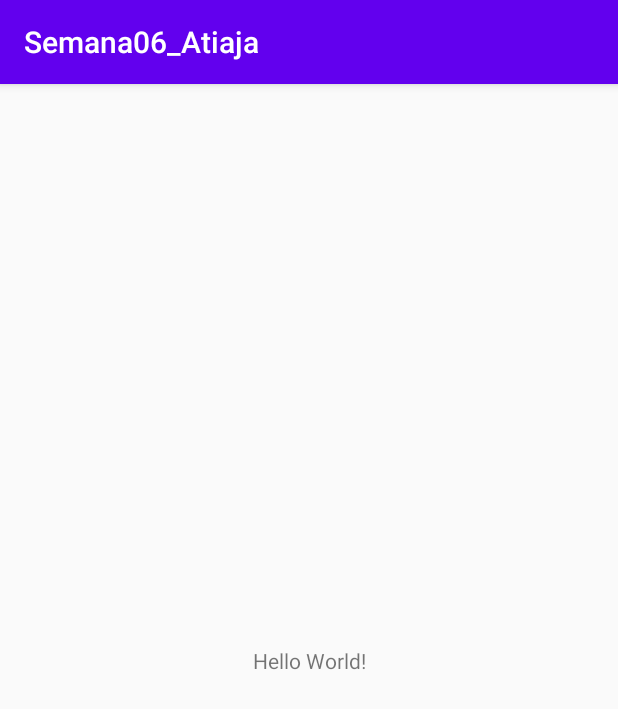
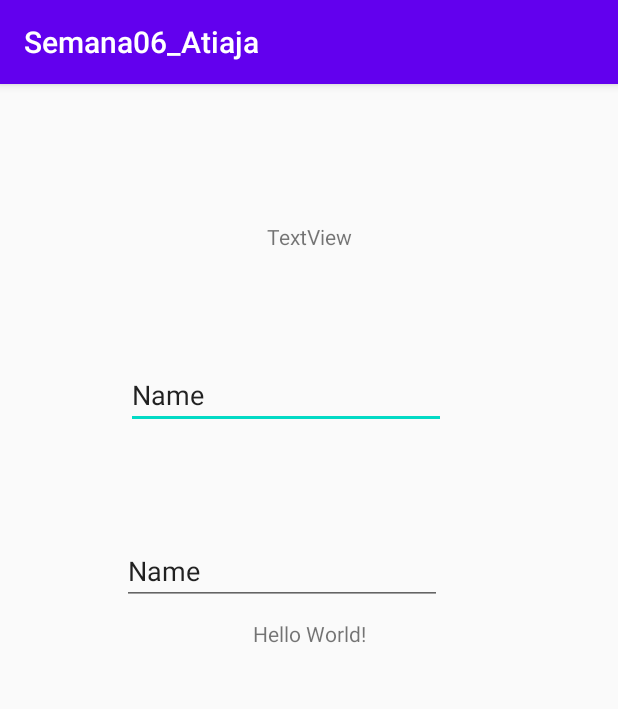
Before and after one commit to diegoatjim/Semana06_Atiaja, an Android app: the screen it shows after launch (MainActivity), on a phone screen of 412 x 824 dp. Shown: the top 709 px of the screen. Run offline under Robolectric (Android 15) with nearby library versions, the phone set to English and light mode, and no system bars.

Commit message:
Primera version . cajas de textos

```diff
--- a/app/src/main/java/com/uisrael/semana06_atiaja/MainActivity.java
+++ b/app/src/main/java/com/uisrael/semana06_atiaja/MainActivity.java
@@ -10,5 +10,7 @@ public class MainActivity extends AppCompatActivity {
     protected void onCreate(Bundle savedInstanceState) {
         super.onCreate(savedInstanceState);
         setContentView(R.layout.activity_main);
+
+        //cambio
     }
 }
--- a/app/src/main/res/layout/activity_main.xml
+++ b/app/src/main/res/layout/activity_main.xml
@@ -7,12 +7,49 @@
     tools:context=".MainActivity">
 
     <TextView
+        android:id="@+id/textView2"
         android:layout_width="wrap_content"
         android:layout_height="wrap_content"
+        android:layout_marginTop="9dp"
         android:text="Hello World!"
-        app:layout_constraintBottom_toBottomOf="parent"
-        app:layout_constraintLeft_toLeftOf="parent"
-        app:layout_constraintRight_toRightOf="parent"
+        app:layout_constraintEnd_toEndOf="parent"
+        app:layout_constraintStart_toStartOf="parent"
+        app:layout_constraintTop_toBottomOf="@+id/editText2" />
+
+    <TextView
+        android:id="@+id/textView"
+        android:layout_width="wrap_content"
+        android:layout_height="wrap_content"
+        android:layout_marginTop="92dp"
+        android:text="TextView"
+        app:layout_constraintEnd_toEndOf="parent"
+        app:layout_constraintStart_toStartOf="parent"
+        app:layout_constraintTop_toTopOf="parent" />
+
+    <EditText
+        android:id="@+id/editText"
+        android:layout_width="wrap_content"
+        android:layout_height="wrap_content"
+        android:layout_marginStart="84dp"
+        android:layout_marginLeft="84dp"
+        android:layout_marginBottom="72dp"
+        android:ems="10"
+        android:inputType="textPersonName"
+        android:text="Name"
+        app:layout_constraintBottom_toTopOf="@+id/editText2"
+        app:layout_constraintStart_toStartOf="parent" />
+
+    <EditText
+        android:id="@+id/editText2"
+        android:layout_width="wrap_content"
+        android:layout_height="wrap_content"
+        android:layout_marginStart="81dp"
+        android:layout_marginLeft="81dp"
+        android:layout_marginTop="302dp"
+        android:ems="10"
+        android:inputType="textPersonName"
+        android:text="Name"
+        app:layout_constraintStart_toStartOf="parent"
         app:layout_constraintTop_toTopOf="parent" />
 
 </androidx.constraintlayout.widget.ConstraintLayout>
```
